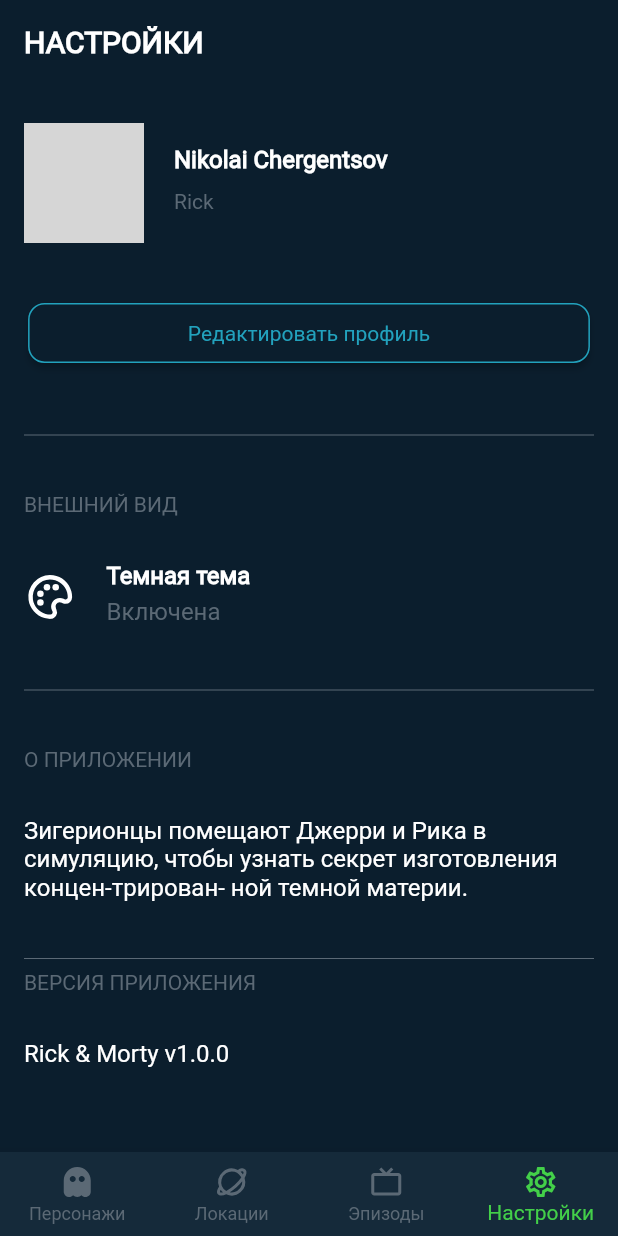
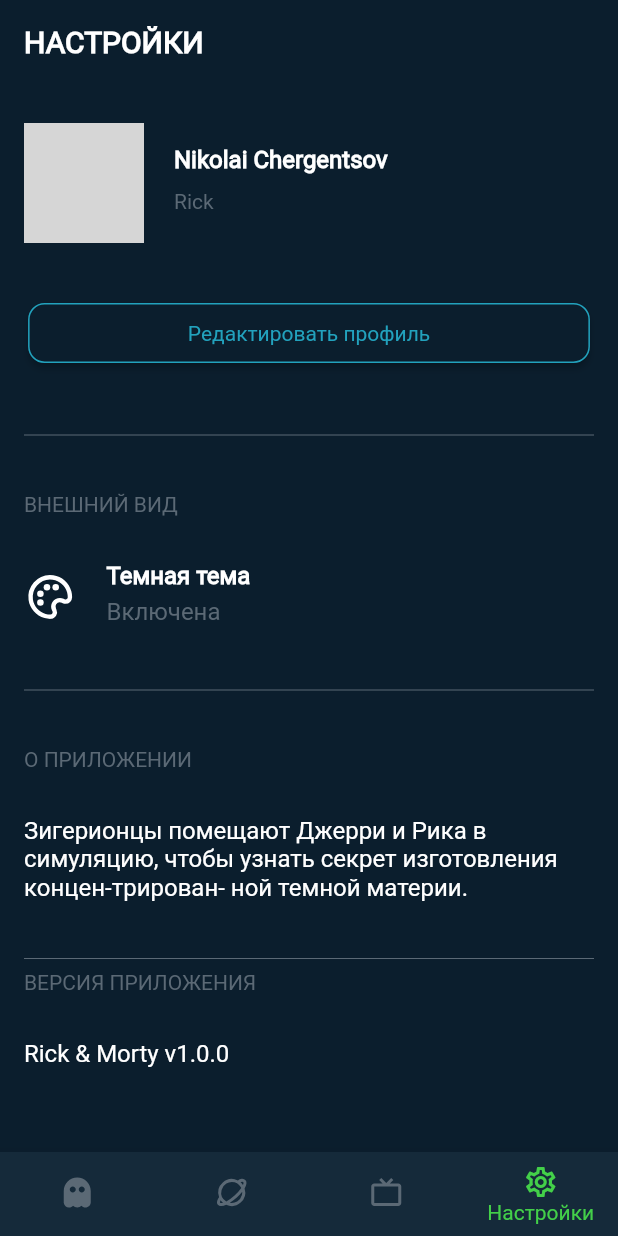
Before and after one commit to Kolyanchik1115/rick_morty, a Flutter app: the screen it shows after launch, item 4 of the bottom bar chosen, on a phone screen of 412 x 824 dp. Run offline on Flutter 3.47's test engine with Material 2 defaults, Android fonts, the phone set to English and light mode, and no system bars; our stand-ins replace cached_network_image, equatable, flutter_bloc, icons_plus; network calls fail; grey boxes are pictures that could not be loaded.

```diff
--- /dev/null
+++ b/lib/blocs/navigation/navigation_event.dart
@@ -0,0 +1,16 @@
+part of 'navigation_bloc.dart';
+
+abstract class NavigationEvent extends Equatable {
+  const NavigationEvent();
+
+  @override
+  List<Object> get props => [];
+}
+
+class NavigationTap extends NavigationEvent {
+  final NavbarItem navbarItem;
+
+  const NavigationTap(this.navbarItem);
+  @override
+  List<Object> get props => [navbarItem];
+}
--- /dev/null
+++ b/lib/blocs/navigation/navigation_state.dart
@@ -0,0 +1,13 @@
+part of 'navigation_bloc.dart';
+
+enum NavbarItem { characters, locations, episodes, settings }
+
+class NavigationState extends Equatable {
+  final NavbarItem navbarItem;
+  final int index;
+
+  const NavigationState(this.navbarItem, this.index);
+
+  @override
+  List<Object> get props => [navbarItem, index];
+}
--- a/lib/config/app_router.dart
+++ /dev/null
@@ -1,38 +0,0 @@
-import 'package:flutter/material.dart';
-import 'package:rick_morty/screens/character/character_screen.dart';
-import 'package:rick_morty/screens/episode/episode.dart';
-import 'package:rick_morty/screens/home/home_screen.dart';
-import 'package:rick_morty/screens/location/location.dart';
-import 'package:rick_morty/screens/settings/settings_screen.dart';
-
-class AppRouter {
-  static Route onGenerationRoute(RouteSettings settings) {
-    debugPrint('This is route: ${settings.name}');
-
-    switch (settings.name) {
-      case '/':
-        return HomeScreen.route();
-      case '/character':
-        return CharacterScreen.route();
-      case '/location':
-        return LocationScreen.route();
-      case '/settings':
-        return SettingsScreen.route();
-      case '/episode':
-        return EpisodeScreen.route();
-      default:
-        return _errorRoute();
-    }
-  }
-
-  static Route _errorRoute() {
-    return MaterialPageRoute(
-      settings: const RouteSettings(name: '/error'),
-      builder: (_) => Scaffold(
-        appBar: AppBar(
-          title: const Text('Error'),
-        ),
-      ),
-    );
-  }
-}
--- a/lib/main.dart
+++ b/lib/main.dart
@@ -1,11 +1,10 @@
 import 'package:flutter/material.dart';
 import 'package:flutter_bloc/flutter_bloc.dart';
 import 'package:rick_morty/blocs/character/character_bloc.dart';
-import 'package:rick_morty/config/app_router.dart';
+import 'package:rick_morty/blocs/navigation/navigation_bloc.dart';
 import 'package:rick_morty/config/theme.dart';
 import 'package:rick_morty/data/repositories/character_repo.dart';
 import 'package:rick_morty/screens/home/home_screen.dart';
-import 'package:rick_morty/screens/settings/settings_screen.dart';
 
 void main() async {
   runApp(const MyApp());
@@ -26,33 +25,15 @@ class MyApp extends StatelessWidget {
               create: (context) => CharacterBloc(
                     characterRepo: CharacterRepo(),
                   )..add(CharacterEventFetch())),
+          BlocProvider(create: (context) => NavigationBloc()),
         ],
         child: MaterialApp(
           title: 'Rick and Morty',
           debugShowCheckedModeBanner: false,
           theme: theme(),
-          onGenerateRoute: AppRouter.onGenerationRoute,
-          initialRoute: HomeScreen.routeName,
+          home: const RootScreen(),
         ),
       ),
     );
   }
 }
-
-// class Dashboard extends StatelessWidget {
-//   @override
-//   Widget build(BuildContext context) {
-//     return Column(
-//       children: [
-//         TextButton(
-//           child: Text("Set locale to German"),
-//           onPressed: () => MyApp.of(context).setLocale(Locale.fromSubtags(languageCode: 'de')),
-//         ),
-//         TextButton(
-//           child: Text("Set locale to English"),
-//           onPressed: () => MyApp.of(context).setLocale(Locale.fromSubtags(languageCode: 'en')),
-//         ),
-//       ],
-//     );
-//   }
-// }
--- a/lib/screens/home/home_screen.dart
+++ b/lib/screens/home/home_screen.dart
@@ -1,70 +1,88 @@
 import 'package:flutter/material.dart';
+import 'package:flutter_bloc/flutter_bloc.dart';
 import 'package:icons_plus/icons_plus.dart';
+import 'package:rick_morty/blocs/navigation/navigation_bloc.dart';
 import 'package:rick_morty/screens/character/character_screen.dart';
 import 'package:rick_morty/screens/episode/episode.dart';
 import 'package:rick_morty/screens/location/location.dart';
 import 'package:rick_morty/screens/settings/settings_screen.dart';
 
-class HomeScreen extends StatefulWidget {
-  const HomeScreen({
-    Key? key,
-  }) : super(key: key);
-
-  @override
-  State<HomeScreen> createState() => _HomeScreenState();
-  static const String routeName = '/';
-
-  static Route route() {
-    return MaterialPageRoute(
-      settings: const RouteSettings(name: routeName),
-      builder: (context) => const HomeScreen(),
-    );
-  }
-}
-
-class _HomeScreenState extends State<HomeScreen> {
-  int _selectedTab = 0;
-  void onSelectedTab(int index) {
-    if (_selectedTab == index) return;
-    setState(() {
-      _selectedTab = index;
-    });
-  }
+class RootScreen extends StatelessWidget {
+  const RootScreen({super.key});
 
   @override
   Widget build(BuildContext context) {
     return Scaffold(
-      body: IndexedStack(
-        index: _selectedTab,
-        children: [
-          CharacterScreen(),
-          const LocationScreen(),
-          const EpisodeScreen(),
-          const SettingsScreen(),
-        ],
-      ),
-      bottomNavigationBar: BottomNavigationBar(
-        currentIndex: _selectedTab,
+      bottomNavigationBar: BlocBuilder<NavigationBloc, NavigationState>(
+        builder: (context, state) {
+          return BottomNavigationBar(
+            currentIndex: state.index,
             type: BottomNavigationBarType.fixed,
+            showUnselectedLabels: false,
             items: const [
               BottomNavigationBarItem(
-            icon: Icon(BoxIcons.bxs_ghost),
-            label: 'Персонажи',
+                icon: Icon(
+                  BoxIcons.bxs_ghost,
+                ),
+                label: 'Перонажи',
               ),
               BottomNavigationBarItem(
-            icon: Icon(BoxIcons.bx_planet),
+                icon: Icon(
+                  BoxIcons.bx_planet,
+                ),
                 label: 'Локации',
               ),
               BottomNavigationBarItem(
-            icon: Icon(BoxIcons.bx_tv),
+                icon: Icon(
+                  BoxIcons.bx_tv,
+                ),
                 label: 'Эпизоды',
               ),
               BottomNavigationBarItem(
-            icon: Icon(Icons.settings_outlined),
+                icon: Icon(
+                  Icons.settings_outlined,
+                ),
                 label: 'Настройки',
               ),
             ],
-        onTap: onSelectedTab,
+            onTap: (index) {
+              if (index == 0) {
+                context
+                    .read<NavigationBloc>()
+                    .add(const NavigationTap(NavbarItem.characters));
+              } else if (index == 1) {
+                context
+                    .read<NavigationBloc>()
+                    .add(const NavigationTap(NavbarItem.locations));
+              } else if (index == 2) {
+                context
+                    .read<NavigationBloc>()
+                    .add(const NavigationTap(NavbarItem.episodes));
+              } else if (index == 3) {
+                context
+                    .read<NavigationBloc>()
+                    .add(const NavigationTap(NavbarItem.settings));
+              }
+            },
+          );
+        },
+      ),
+      body: BlocBuilder<NavigationBloc, NavigationState>(
+        builder: (context, state) {
+          if (state.navbarItem == NavbarItem.characters) {
+            return CharacterScreen();
+          }
+          if (state.navbarItem == NavbarItem.locations) {
+            return const LocationScreen();
+          }
+          if (state.navbarItem == NavbarItem.episodes) {
+            return const EpisodeScreen();
+          }
+          if (state.navbarItem == NavbarItem.settings) {
+            return const SettingsScreen();
+          }
+          return Container();
+        },
       ),
     );
   }
```
Also changed, not shown: lib/blocs/navigation/navigation_bloc.dart (added, +30 -0 lines), lib/screens/character/character_screen.dart (+0 -8 lines), lib/screens/episode/episode.dart (+0 -9 lines), lib/screens/location/location.dart (+0 -9 lines), lib/screens/settings/settings_screen.dart (+1 -12 lines). Lines whose indentation alone changed are shown as unchanged.
